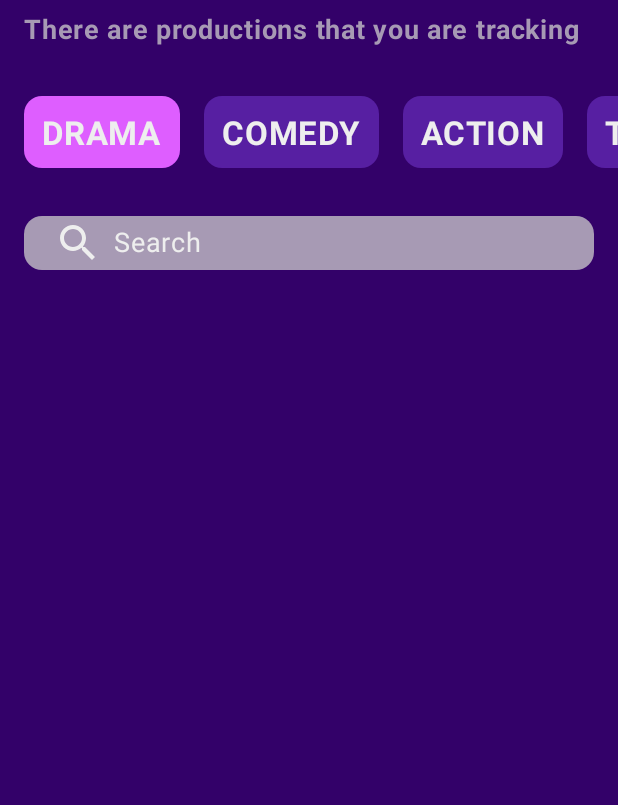
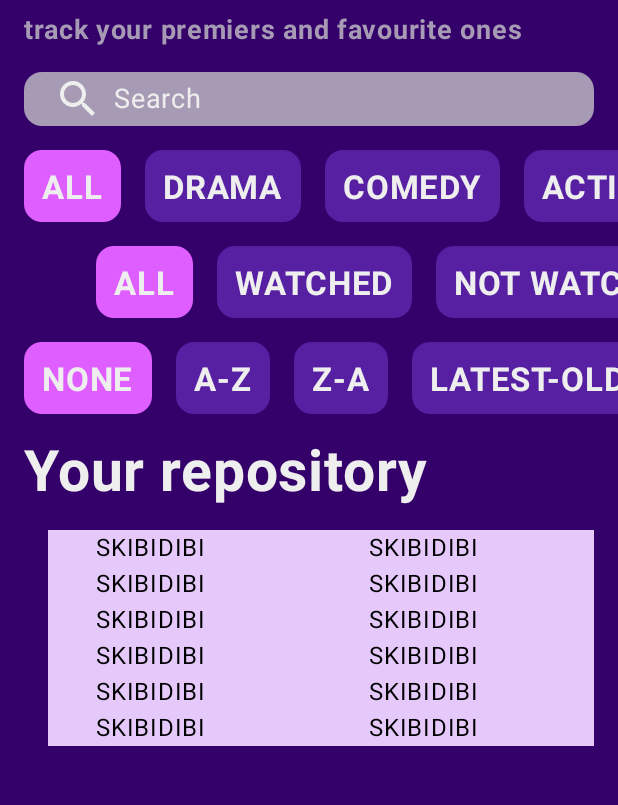
Before and after one commit to mumbleCoderr/FILM_LIBRARY, an Android app built with Jetpack Compose: the screen it shows after launch (MainActivity), on a phone screen of 412 x 824 dp, the part 122-927 px from its top. Run offline under Robolectric (Android 15) with nearby library versions, the phone set to English and light mode, and no system bars.

Commit message:
trying to do lazy vertical grid for main content

```diff
--- a/app/src/main/java/com/example/filmlibrary/data/repository.kt
+++ b/app/src/main/java/com/example/filmlibrary/data/repository.kt
@@ -7,7 +7,7 @@ import java.time.LocalDate
 import java.util.Date
 
 enum class Genre {
-    DRAMA, COMEDY, ACTION, THRILLER, HORROR, DOCUMENTARY, ROMANCE, FANTASY
+    ALL, DRAMA, COMEDY, ACTION, THRILLER, HORROR, DOCUMENTARY, ROMANCE, FANTASY
 }
 
 open class Production(
@@ -17,7 +17,7 @@ open class Production(
     var isWatched: Boolean = false,
     var comment: String? = null,
     var rate: Int? = null,
-    var imageUri: Uri? = null,
+    /*var imageUri: Uri? = null,*/
 ){
     init {
         if (rate != null && (rate !in 1..10)) {
@@ -49,9 +49,9 @@ class Movie(
     isWatched: Boolean = false,
     comment: String? = null,
     rate: Int? = null,
-    imageUri: Uri? = null,
+    /*imageUri: Uri? = null,*/
     val durationInMinutes: Int
-) : Production(title, genre, releaseDate, isWatched, comment, rate, imageUri){
+) : Production(title, genre, releaseDate, isWatched, comment, rate/*, imageUri*/){
     override fun toString(): String {
         return super.toString() +
                 "duration: ${durationInMinutes/60} ${durationInMinutes%60}"
@@ -65,9 +65,9 @@ class Series(
     isWatched: Boolean = false,
     comment: String? = null,
     rate: Int? = null,
-    imageUri: Uri? = null,
+    /*imageUri: Uri? = null,*/
     val parts: Map<Int, Int>
-): Production(title, genre, releaseDate, isWatched, comment, rate, imageUri){
+): Production(title, genre, releaseDate, isWatched, comment, rate/*, imageUri*/){
     override fun toString(): String {
         return super.toString() +
                 "parts: ${parts.entries.joinToString {"${it.key}:${it.value}"}}"
--- a/app/src/main/java/com/example/filmlibrary/ui/screen/HomeScreen.kt
+++ b/app/src/main/java/com/example/filmlibrary/ui/screen/HomeScreen.kt
@@ -18,6 +18,9 @@ import androidx.compose.foundation.layout.size
 import androidx.compose.foundation.layout.width
 import androidx.compose.foundation.lazy.LazyColumn
 import androidx.compose.foundation.lazy.LazyRow
+import androidx.compose.foundation.lazy.grid.GridCells
+import androidx.compose.foundation.lazy.grid.LazyVerticalGrid
+import androidx.compose.foundation.lazy.grid.itemsIndexed
 import androidx.compose.foundation.lazy.itemsIndexed
 import androidx.compose.foundation.shape.RoundedCornerShape
 import androidx.compose.foundation.text.BasicTextField
@@ -32,6 +35,7 @@ import androidx.compose.material3.OutlinedTextFieldDefaults
 import androidx.compose.material3.Text
 import androidx.compose.material3.TextField
 import androidx.compose.runtime.Composable
+import androidx.compose.runtime.MutableState
 import androidx.compose.runtime.getValue
 import androidx.compose.runtime.mutableStateOf
 import androidx.compose.runtime.remember
@@ -40,6 +44,7 @@ import androidx.compose.ui.Alignment
 import androidx.compose.ui.Modifier
 import androidx.compose.ui.draw.clip
 import androidx.compose.ui.graphics.Color
+import androidx.compose.ui.platform.LocalContext
 import androidx.compose.ui.res.stringResource
 import androidx.compose.ui.text.font.FontWeight
 import androidx.compose.ui.unit.dp
@@ -48,6 +53,7 @@ import androidx.compose.ui.unit.sp
 import com.example.filmlibrary.R
 import com.example.filmlibrary.data.Genre
 import com.example.filmlibrary.data.Production
+import com.example.filmlibrary.data.getProductions
 import com.example.filmlibrary.ui.theme.DarkPink
 import com.example.filmlibrary.ui.theme.DarkPurple
 import com.example.filmlibrary.ui.theme.LightPink
@@ -65,8 +71,9 @@ fun HomeScreen() {
     ) {
         Column {
             TopBar()
+            SearchBar()
             FilterChips()
-            SearchBar()
+            ProductionList(getProductions())
         }
 
     }
@@ -77,7 +84,10 @@ fun TopBar(modifier: Modifier = Modifier) {
     Column(
         modifier = modifier
             .fillMaxWidth()
-            .padding(start = 16.dp, 52.dp),
+            .padding(
+                start = 16.dp,
+                top = 52.dp,
+            ),
     ) {
         Text(
             text = stringResource(id = R.string.title1),
@@ -86,6 +96,7 @@ fun TopBar(modifier: Modifier = Modifier) {
             fontWeight = FontWeight.Bold,
             modifier = Modifier
                 .padding(bottom = 8.dp)
+
         )
         Text(
             text = stringResource(id = R.string.title2),
@@ -98,42 +109,85 @@ fun TopBar(modifier: Modifier = Modifier) {
 }
 
 @Composable
-fun FilterChips(){
-    var selectedFilter by remember{
-        mutableStateOf(0)
-    }
-
-    val genres = Genre.entries
-
-    LazyRow {
-        items(genres.size){ index ->
+fun <T> Chip(
+    index: Int,
+    list: List<T>,
+    selectedFilter: MutableState<Int>,
+    labelProvider: (T) -> String
+) {
     Box(
         contentAlignment = Alignment.Center,
         modifier = Modifier
             .padding(
                 start = 16.dp,
-                        top = 32.dp,
-                        bottom = 16.dp,
-                        end = if (index == genres.size - 1) 16.dp else 0.dp
+                top = 16.dp,
+                end = if (index == list.size - 1) 16.dp else 0.dp
             )
             .clickable {
-                        selectedFilter = index
+                selectedFilter.value = index
             }
             .clip(RoundedCornerShape(12.dp))
             .background(
-                        if(selectedFilter == index) DarkPink
+                if (selectedFilter.value == index) DarkPink
                 else LightPurple
             )
             .height(48.dp)
             .padding(12.dp)
-            ){
+    ) {
         Text(
-                    text = genres[index].name,
+            text = labelProvider(list[index]),
             color = TextH1,
             fontSize = 22.sp,
             fontWeight = FontWeight.Bold
         )
     }
+}
+
+@Composable
+fun FilterChips() {
+    var selectedGereFilter = remember {
+        mutableStateOf(0)
+    }
+    var selectedIsWatchedFilter = remember {
+        mutableStateOf(0)
+    }
+    var selectedSorting = remember {
+        mutableStateOf(0);
+    }
+
+    val genres = Genre.entries
+    val context = LocalContext.current
+    val isWatchedEntries = context.resources.getStringArray(R.array.isWatched).toList()
+    val sortingEntries = context.resources.getStringArray(R.array.sorting).toList()
+
+    LazyRow {
+        items(genres.size) { index ->
+            Chip(index,
+                genres,
+                selectedGereFilter,
+                { it.name }
+            )
+        }
+    }
+    LazyRow(
+        modifier = Modifier
+            .padding(start = 48.dp)
+    ) {
+        items(isWatchedEntries.size) { index ->
+            Chip(index,
+                isWatchedEntries,
+                selectedIsWatchedFilter,
+                { it }
+            )
+        }
+    }
+    LazyRow {
+        items(sortingEntries.size) { index ->
+            Chip(index,
+                sortingEntries,
+                selectedSorting,
+                { it }
+            )
         }
     }
 }
@@ -149,7 +203,6 @@ fun SearchBar() {
             .padding(
                 start = 16.dp,
                 top = 16.dp,
-                bottom = 16.dp,
                 end = 16.dp
             )
     ) {
@@ -200,89 +253,49 @@ fun SearchBar() {
 }
 
 @Composable
-fun ProductionList(){
-
-}
-
-
-
-
-
-
-
-
-
-
-
-
-
-
-
-
-
-fun String.limit(maxLength: Int): String {
-    return if (this.length > maxLength) this.take(maxLength) + "..." else this
-}
-
-@Composable
-fun ProductionLayout(production: Production, modifier: Modifier = Modifier) {
+fun ProductionItem(production: Production) {
     Box(
-        modifier = modifier
-            .width(350.dp)
-            .height(80.dp)
-            .clip(RoundedCornerShape(30.dp))
-            .background(Color(0xFF4A148C)),
-        Alignment.Center
+        modifier = Modifier
+            /*.height(100.dp)
+            .width(100.dp)*/
+            .background(LightPink)
+            .padding(start = 32.dp)
     ) {
-        Text(
-            text = production.title.uppercase().limit(14),
-            color = Color(0xFFefe5fd),
-            fontSize = 35.sp,
-            fontWeight = FontWeight.Bold,
-        )
+        Text("SKIBIDIBI")
     }
 }
 
 @Composable
-fun AddButton(modifier: Modifier = Modifier) {
+fun ProductionList(productions: List<Production>) {
     Box(
-        modifier = modifier
-            .width(100.dp)
-            .height(50.dp)
-            .clip(RoundedCornerShape(22.dp))
-            .background(Color(0xFF4A148C)),
-        Alignment.Center
+        modifier = Modifier
+            .padding(
+                start = 16.dp,
+                top = 16.dp,
+                bottom = 16.dp
+            )
+            .fillMaxWidth()
     ) {
-        Icon(
-            imageVector = Icons.Filled.Add,
-            contentDescription = "Add",
-            modifier = Modifier.size(64.dp),
-            tint = Color(0xFFefe5fd)
+        Column(
+            modifier = Modifier
+                .fillMaxWidth()
+        ) {
+            Text(
+                text = stringResource(id = R.string.list),
+                color = TextH1,
+                fontSize = 38.sp,
+                fontWeight = FontWeight.Bold
             )
+            LazyVerticalGrid(
+                //TO DO
+                columns = GridCells.Adaptive(128.dp),
+                contentPadding = PaddingValues(16.dp),
+                content = {
+                    itemsIndexed(productions) { index, item ->
+                        ProductionItem(item)
                     }
                 }
-
-@Composable
-fun ProductionList(productions: List<Production>, modifier: Modifier = Modifier) {
-    Box(
-        modifier = modifier
-            .fillMaxWidth(),
-        contentAlignment = Alignment.Center
-    ) {
-        LazyColumn {
-            itemsIndexed(productions) { index, item ->
-                ProductionLayout(
-                    production = item,
-                    Modifier
-                        .padding(vertical = 8.dp)
-                )
-            }
-            item {
-                AddButton(
-                    Modifier
-                        .padding(vertical = 8.dp)
             )
         }
     }
 }
-}
--- a/app/src/main/res/values/strings.xml
+++ b/app/src/main/res/values/strings.xml
@@ -1,5 +1,18 @@
 <resources>
     <string name="app_name">FILM LIBRARY</string>
     <string name="title1">Welcome in Film Library</string>
-    <string name="title2">There are productions that you are tracking</string>
+    <string name="title2">track your premiers and favourite ones</string>
+    <string name="list">Your repository</string>
+    <string-array name="isWatched">
+        <item>ALL</item>
+        <item>WATCHED</item>
+        <item>NOT WATCHED</item>
+    </string-array>
+    <string-array name="sorting">
+        <item>NONE</item>
+        <item>A-Z</item>
+        <item>Z-A</item>
+        <item>LATEST-OLDEST</item>
+        <item>OLDEST-LATEST</item>
+    </string-array>
 </resources>
```
Lines whose indentation alone changed are shown as unchanged.
